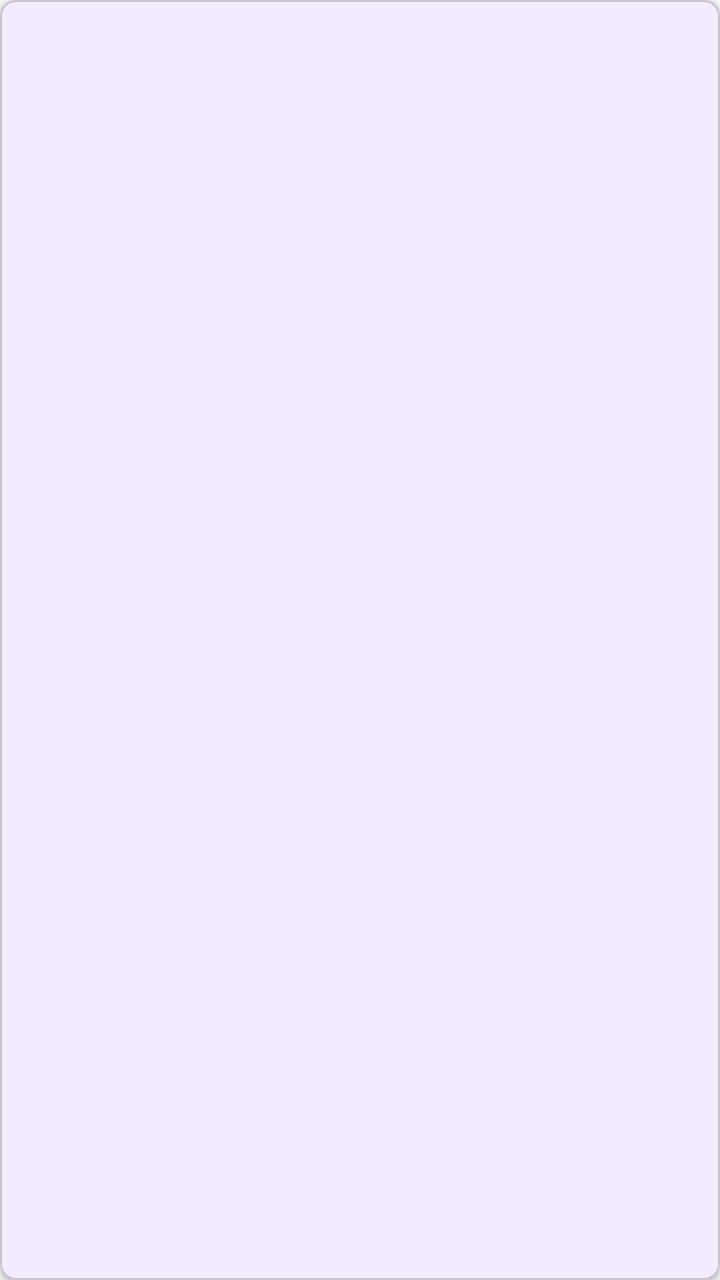
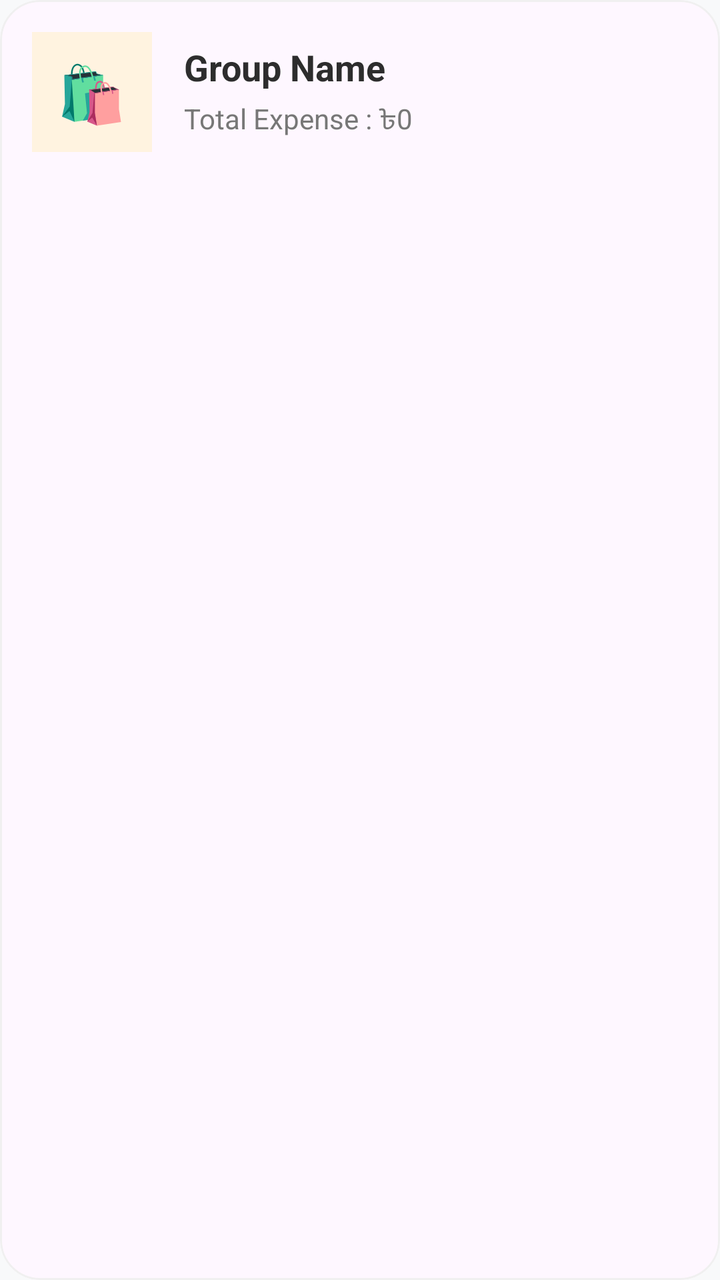

Compare the two renders of this Android layout. The source of the first and the diff that turns it into the second are given below.
<!-- AndroidManifest.xml: application theme Theme.ExpenseSplitter -->
<!-- res/layout/item_group.xml -->
<?xml version="1.0" encoding="utf-8"?>
<com.google.android.material.card.MaterialCardView xmlns:android="http://schemas.android.com/apk/res/android"
    xmlns:app="http://schemas.android.com/apk/res-auto"
    android:layout_width="match_parent"
    android:layout_height="wrap_content"
    android:layout_margin="8dp"
    app:cardCornerRadius="8dp"
    app:cardElevation="2dp">

    <LinearLayout
        android:orientation="vertical"
        android:padding="16dp"
        android:layout_width="match_parent"
        android:layout_height="wrap_content">
        <TextView
            android:id="@+id/tvGroupName"
            android:layout_width="wrap_content"
            android:layout_height="wrap_content"
            android:textSize="18sp"
            android:textStyle="bold"/>
    </LinearLayout>
</com.google.android.material.card.MaterialCardView>
<!-- resources referenced by this layout -->
<resources>
  <style name="Theme.ExpenseSplitter" parent="Theme.Material3.DayNight.NoActionBar">
          <item name="colorPrimary">@color/purple_primary</item>
          <item name="android:windowBackground">@color/bg_color</item>
          <item name="android:statusBarColor">@color/bg_color</item>
          <item name="android:windowLightStatusBar">true</item>
      </style>
  <color name="purple_primary">#6C63FF</color>
  <color name="bg_color">#F8F9FA</color>
</resources>

<!-- the commit's change to res/layout/item_group.xml (unified diff, before → after) -->
@@ -3,20 +3,58 @@
     xmlns:app="http://schemas.android.com/apk/res-auto"
     android:layout_width="match_parent"
     android:layout_height="wrap_content"
-    android:layout_margin="8dp"
-    app:cardCornerRadius="8dp"
-    app:cardElevation="2dp">
+    android:layout_marginBottom="16dp"
+    app:cardCornerRadius="20dp"
+    app:cardElevation="0dp"
+    app:strokeColor="#F0F0F0"
+    app:strokeWidth="1dp">
 
     <LinearLayout
-        android:orientation="vertical"
+        android:layout_width="match_parent"
+        android:layout_height="wrap_content"
+        android:orientation="horizontal"
         android:padding="16dp"
-        android:layout_width="match_parent"
-        android:layout_height="wrap_content">
-        <TextView
-            android:id="@+id/tvGroupName"
-            android:layout_width="wrap_content"
+        android:gravity="center_vertical">
+
+        
+        <LinearLayout
+            android:layout_width="60dp"
+            android:layout_height="60dp"
+            android:background="@color/pastel_orange"
+            android:gravity="center"
+            android:orientation="vertical">
+            
+            <TextView
+                android:layout_width="wrap_content"
+                android:layout_height="wrap_content"
+                android:text="🛍️"
+                android:textSize="28sp"/>
+        </LinearLayout>
+
+        
+        <LinearLayout
+            android:layout_width="0dp"
             android:layout_height="wrap_content"
-            android:textSize="18sp"
-            android:textStyle="bold"/>
+            android:layout_weight="1"
+            android:layout_marginStart="16dp"
+            android:orientation="vertical">
+
+            <TextView
+                android:id="@+id/tvGroupName"
+                android:layout_width="wrap_content"
+                android:layout_height="wrap_content"
+                android:text="Group Name"
+                android:textColor="@color/text_dark"
+                android:textSize="18sp"
+                android:textStyle="bold"/>
+
+            <TextView
+                android:layout_width="wrap_content"
+                android:layout_height="wrap_content"
+                android:layout_marginTop="4dp"
+                android:text="Total Expense : ৳0"
+                android:textColor="@color/text_light"
+                android:textSize="14sp"/>
+        </LinearLayout>
     </LinearLayout>
 </com.google.android.material.card.MaterialCardView>
<!-- resource entries referenced after the edit -->
@@ -1,5 +1,8 @@
 <!-- resources referenced by this layout -->
 <resources>
+  <color name="pastel_orange">#FFF3E0</color>
+  <color name="text_dark">#2D2D2D</color>
+  <color name="text_light">#777777</color>
   <style name="Theme.ExpenseSplitter" parent="Theme.Material3.DayNight.NoActionBar">
           <item name="colorPrimary">@color/purple_primary</item>
           <item name="android:windowBackground">@color/bg_color</item>
